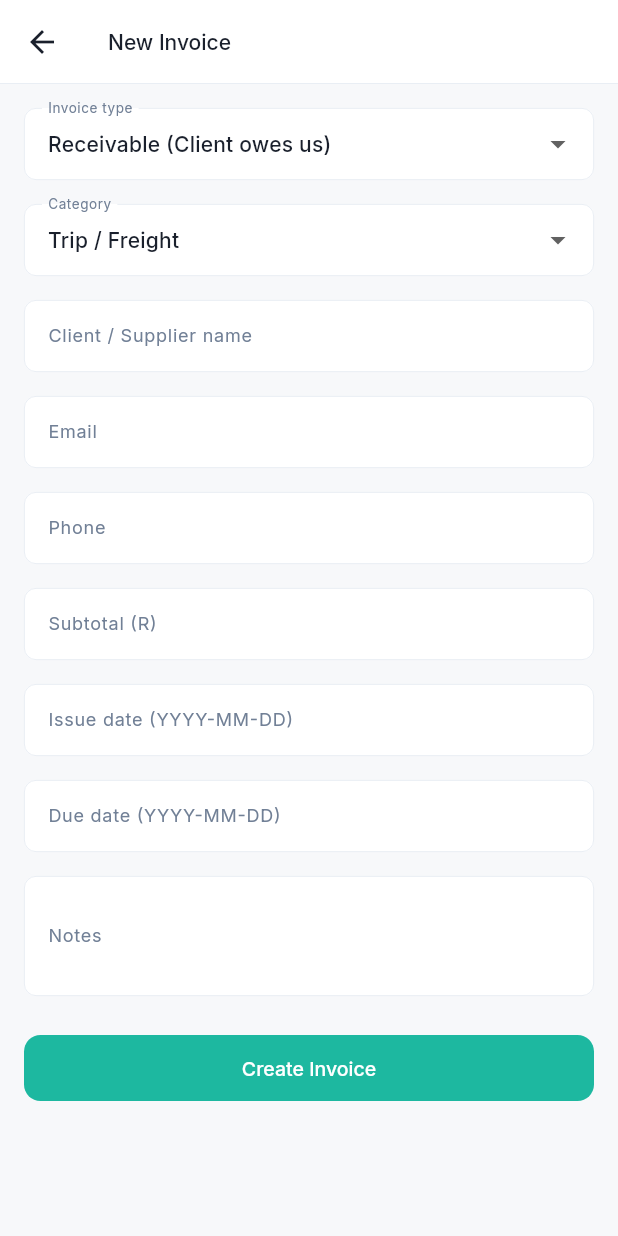
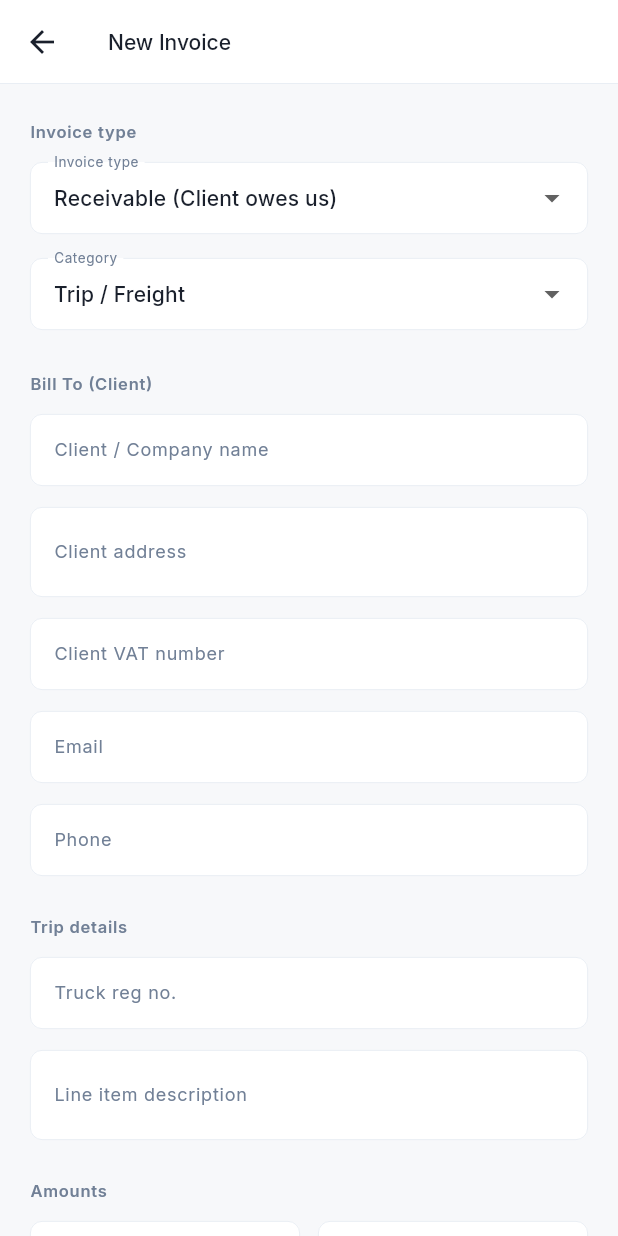
Before and after one commit to MelzaSibanda/Fleetara, a Flutter app: the AddInvoicePage screen opened by its route, on a phone screen of 412 x 824 dp. Run offline on Flutter 3.47's test engine with Material 3 defaults, Android fonts, the phone set to English and light mode, and no system bars; our stand-ins replace cloud_firestore, dio, equatable, firebase_auth, firebase_core, flutter_bloc and 4 more; missing offline and left inert: dart:js_interop; accounts and stored records are empty.

Commit message:
Add tax invoice preview matching Noko Tau format
Backend:
- Invoice model: add quantity, rate, description, truck_reg, party_vat fields
- Auto-calculate subtotal from quantity * rate on save
- CompanyProfile model (singleton): name, reg_no, vat_no, address, bank details
- CompanyProfileView GET/PUT at /invoices/company-profile/
- Migration 0003

Flutter:
- add_invoice_page: new fields (qty, rate, description, truck reg, client
  address, client VAT, date pickers, auto-calculate subtotal)
- invoice_preview_page: full Tax Invoice layout matching PDF reference
  (logo header, Bill To, line items table, totals, bank details, Print button)
- invoices_page: tap row to open invoice preview
- app_router: /invoices/:id route

Company profile pre-seeded with Noko Tau Engineering & Projects details.

Co-Authored-By: Claude Sonnet 4.6 <noreply@anthropic.com>

```diff
--- a/flutter_app/fleet_app/lib/core/utils/service_locator.dart
+++ b/flutter_app/fleet_app/lib/core/utils/service_locator.dart
@@ -5,6 +5,7 @@ import '../../features/driver/data/datasources/driver_datasource.dart';
 import '../../features/driver/presentation/bloc/driver_home_bloc.dart';
 import '../../features/driver/presentation/bloc/inspection_bloc.dart';
 import '../../features/vehicles/presentation/bloc/vehicle_bloc.dart';
+import '../network/api_client.dart';
 import '../services/firestore_service.dart';
 
 final GetIt sl = GetIt.instance;
@@ -12,10 +13,11 @@ final GetIt sl = GetIt.instance;
 void setupServiceLocator() {
   // Core
   sl.registerLazySingleton<FirestoreService>(() => FirestoreService());
+  sl.registerLazySingleton<ApiClient>(() => ApiClient());
 
   // Auth
   sl.registerLazySingleton<AuthRemoteDataSource>(
-    () => AuthRemoteDataSource(sl<FirestoreService>()),
+    () => AuthRemoteDataSource(sl<FirestoreService>(), sl<ApiClient>()),
   );
   sl.registerFactory<AuthBloc>(
     () => AuthBloc(sl<AuthRemoteDataSource>()),
--- a/flutter_app/fleet_app/lib/features/invoices/presentation/pages/add_invoice_page.dart
+++ b/flutter_app/fleet_app/lib/features/invoices/presentation/pages/add_invoice_page.dart
@@ -2,8 +2,7 @@ import 'package:flutter/material.dart';
 import 'package:go_router/go_router.dart';
 import '../../../../core/theme/app_theme.dart';
 import '../../../../core/utils/service_locator.dart';
-import '../../../../core/services/firestore_service.dart';
-import '../../../../core/utils/responsive.dart';
+import '../../../../core/network/api_client.dart';
 
 class AddInvoicePage extends StatefulWidget {
   const AddInvoicePage({super.key});
@@ -11,52 +10,85 @@ class AddInvoicePage extends StatefulWidget {
 }
 
 class _AddInvoicePageState extends State<AddInvoicePage> {
-  final _formKey    = GlobalKey<FormState>();
-  bool  _loading    = false;
-  String _type      = 'receivable';
-  String _category  = 'trip';
-  final _fs = sl<FirestoreService>();
+  final _formKey   = GlobalKey<FormState>();
+  bool  _loading   = false;
+  String _type     = 'receivable';
+  String _category = 'trip';
 
   final _partyCtrl     = TextEditingController();
+  final _partyAddrCtrl = TextEditingController();
+  final _partyVatCtrl  = TextEditingController();
   final _emailCtrl     = TextEditingController();
   final _phoneCtrl     = TextEditingController();
+  final _truckRegCtrl  = TextEditingController();
+  final _descCtrl      = TextEditingController();
+  final _qtyCtrl       = TextEditingController();
+  final _rateCtrl      = TextEditingController();
   final _subtotalCtrl  = TextEditingController();
+  final _taxPctCtrl    = TextEditingController(text: '0');
   final _issueDateCtrl = TextEditingController();
   final _dueDateCtrl   = TextEditingController();
   final _notesCtrl     = TextEditingController();
 
   @override
   void dispose() {
-    _partyCtrl.dispose();    _emailCtrl.dispose();  _phoneCtrl.dispose();
-    _subtotalCtrl.dispose(); _issueDateCtrl.dispose(); _dueDateCtrl.dispose();
-    _notesCtrl.dispose();
+    for (final c in [_partyCtrl, _partyAddrCtrl, _partyVatCtrl, _emailCtrl,
+        _phoneCtrl, _truckRegCtrl, _descCtrl, _qtyCtrl, _rateCtrl,
+        _subtotalCtrl, _taxPctCtrl, _issueDateCtrl, _dueDateCtrl, _notesCtrl]) {
+      c.dispose();
+    }
     super.dispose();
   }
 
-  String _generateInvoiceNumber() {
-    final now = DateTime.now();
-    return 'INV-${now.year}${now.month.toString().padLeft(2,'0')}${now.millisecond}';
+  void _recalcSubtotal() {
+    final qty  = double.tryParse(_qtyCtrl.text)  ?? 0;
+    final rate = double.tryParse(_rateCtrl.text) ?? 0;
+    if (qty > 0 && rate > 0) {
+      _subtotalCtrl.text = (qty * rate).toStringAsFixed(2);
+    }
+  }
+
+  Future<void> _pickDate(TextEditingController ctrl) async {
+    final d = await showDatePicker(
+      context: context,
+      initialDate: DateTime.now(),
+      firstDate: DateTime(2020),
+      lastDate: DateTime(2030),
+      builder: (ctx, child) => Theme(
+        data: Theme.of(ctx).copyWith(
+          colorScheme: const ColorScheme.light(primary: AppTheme.primary)),
+        child: child!,
+      ),
+    );
+    if (d != null) {
+      ctrl.text = '${d.year}-${d.month.toString().padLeft(2, '0')}-${d.day.toString().padLeft(2, '0')}';
+    }
   }
 
   Future<void> _submit() async {
     if (!_formKey.currentState!.validate()) return;
     setState(() => _loading = true);
     try {
-      final subtotal = double.parse(_subtotalCtrl.text);
-      await _fs.db.collection('invoices').add({
-        'invoice_number': _generateInvoiceNumber(),
-        'invoice_type':   _type,
-        'category':       _category,
-        'party_name':     _partyCtrl.text.trim(),
-        'party_email':    _emailCtrl.text.trim(),
-        'party_phone':    _phoneCtrl.text.trim(),
-        'subtotal':       subtotal,
-        'total':          subtotal,
-        'issue_date':     _issueDateCtrl.text.trim(),
-        'due_date':       _dueDateCtrl.text.trim(),
-        'notes':          _notesCtrl.text.trim(),
-        'status':         'draft',
-        'created_at':     DateTime.now().toIso8601String(),
+      final qty  = double.tryParse(_qtyCtrl.text);
+      final rate = double.tryParse(_rateCtrl.text);
+      await sl<ApiClient>().dio.post('/invoices/', data: {
+        'invoice_type':  _type,
+        'category':      _category,
+        'party_name':    _partyCtrl.text.trim(),
+        'party_address': _partyAddrCtrl.text.trim(),
+        'party_vat':     _partyVatCtrl.text.trim(),
+        'party_email':   _emailCtrl.text.trim(),
+        'party_phone':   _phoneCtrl.text.trim(),
+        'truck_reg':     _truckRegCtrl.text.trim(),
+        'description':   _descCtrl.text.trim(),
+        if (qty != null)  'quantity': qty,
+        if (rate != null) 'rate': rate,
+        'subtotal':      double.tryParse(_subtotalCtrl.text) ?? 0,
+        'tax_percent':   double.tryParse(_taxPctCtrl.text) ?? 0,
+        'issue_date':    _issueDateCtrl.text.trim(),
+        'due_date':      _dueDateCtrl.text.trim(),
+        'notes':         _notesCtrl.text.trim(),
+        'status':        'draft',
       });
       if (mounted) {
         ScaffoldMessenger.of(context).showSnackBar(const SnackBar(
@@ -87,16 +119,15 @@ class _AddInvoicePageState extends State<AddInvoicePage> {
         ),
       ),
       body: SingleChildScrollView(
-        padding: Responsive.pagePadding(context),
+        padding: const EdgeInsets.all(20),
         child: Center(
           child: ConstrainedBox(
-            constraints: const BoxConstraints(maxWidth: 600),
+            constraints: const BoxConstraints(maxWidth: 640),
             child: Form(
               key: _formKey,
               child: Column(crossAxisAlignment: CrossAxisAlignment.start, children: [
-                Padding(
-                  padding: const EdgeInsets.only(bottom: 16),
-                  child: DropdownButtonFormField<String>(
+                _section('Invoice type'),
+                DropdownButtonFormField<String>(
                   initialValue: _type,
                   decoration: const InputDecoration(labelText: 'Invoice type'),
                   items: const [
@@ -105,10 +136,8 @@ class _AddInvoicePageState extends State<AddInvoicePage> {
                   ],
                   onChanged: (v) => setState(() => _type = v!),
                 ),
-                ),
-                Padding(
-                  padding: const EdgeInsets.only(bottom: 16),
-                  child: DropdownButtonFormField<String>(
+                const SizedBox(height: 16),
+                DropdownButtonFormField<String>(
                   initialValue: _category,
                   decoration: const InputDecoration(labelText: 'Category'),
                   items: const [
@@ -121,22 +150,42 @@ class _AddInvoicePageState extends State<AddInvoicePage> {
                   ],
                   onChanged: (v) => setState(() => _category = v!),
                 ),
-                ),
-                _field(_partyCtrl,     'Client / Supplier name'),
-                _field(_emailCtrl,     'Email',                  required: false),
-                _field(_phoneCtrl,     'Phone',                  required: false),
-                _field(_subtotalCtrl,  'Subtotal (R)',           isNum: true),
-                _field(_issueDateCtrl, 'Issue date (YYYY-MM-DD)'),
-                _field(_dueDateCtrl,   'Due date (YYYY-MM-DD)'),
-                Padding(
-                  padding: const EdgeInsets.only(bottom: 16),
-                  child: TextFormField(
-                    controller: _notesCtrl,
-                    maxLines: 3,
-                    decoration: const InputDecoration(labelText: 'Notes'),
-                  ),
-                ),
+                const SizedBox(height: 24),
+
+                _section('Bill To (Client)'),
+                _field(_partyCtrl,    'Client / Company name'),
+                _field(_partyAddrCtrl,'Client address',       required: false, lines: 2),
+                _field(_partyVatCtrl, 'Client VAT number',    required: false),
+                _field(_emailCtrl,    'Email',                required: false),
+                _field(_phoneCtrl,    'Phone',                required: false),
                 const SizedBox(height: 8),
+
+                _section('Trip details'),
+                _field(_truckRegCtrl, 'Truck reg no.', required: false),
+                _field(_descCtrl,     'Line item description', required: false, lines: 2),
+                const SizedBox(height: 8),
+
+                _section('Amounts'),
+                Row(children: [
+                  Expanded(child: _field(_qtyCtrl,  'Qty (loads)',  isNum: true, required: false,
+                    onChanged: (_) => setState(_recalcSubtotal))),
+                  const SizedBox(width: 12),
+                  Expanded(child: _field(_rateCtrl, 'Rate (R)',     isNum: true, required: false,
+                    onChanged: (_) => setState(_recalcSubtotal))),
+                ]),
+                _field(_subtotalCtrl, 'Subtotal (R)', isNum: true),
+                _field(_taxPctCtrl,   'VAT % (0 if zero-rated)', isNum: true),
+                const SizedBox(height: 8),
+
+                _section('Dates'),
+                _datePicker(_issueDateCtrl, 'Issue date'),
+                _datePicker(_dueDateCtrl,   'Due date'),
+                const SizedBox(height: 8),
+
+                _section('Notes'),
+                _field(_notesCtrl, 'Special notes / instructions', required: false, lines: 3),
+                const SizedBox(height: 16),
+
                 ElevatedButton(
                   onPressed: _loading ? null : _submit,
                   child: _loading
@@ -144,6 +193,7 @@ class _AddInvoicePageState extends State<AddInvoicePage> {
                         child: CircularProgressIndicator(color: Colors.white, strokeWidth: 2))
                     : const Text('Create Invoice'),
                 ),
+                const SizedBox(height: 32),
               ]),
             ),
           ),
@@ -152,16 +202,41 @@ class _AddInvoicePageState extends State<AddInvoicePage> {
     );
   }
 
-  Widget _field(TextEditingController ctrl, String label,
-      {bool isNum = false, bool required = true}) {
+  Widget _section(String title) => Padding(
+    padding: const EdgeInsets.only(bottom: 12, top: 4),
+    child: Text(title, style: const TextStyle(
+      fontSize: 11, fontWeight: FontWeight.w600,
+      color: AppTheme.textMuted, letterSpacing: 0.5)),
+  );
+
+  Widget _field(TextEditingController ctrl, String label, {
+    bool isNum = false, bool required = true, int lines = 1,
+    void Function(String)? onChanged,
+  }) {
     return Padding(
-      padding: const EdgeInsets.only(bottom: 16),
+      padding: const EdgeInsets.only(bottom: 14),
       child: TextFormField(
         controller: ctrl,
         keyboardType: isNum ? TextInputType.number : TextInputType.text,
+        maxLines: lines,
         decoration: InputDecoration(labelText: label),
+        onChanged: onChanged,
         validator: required ? (v) => v == null || v.isEmpty ? 'Required' : null : null,
       ),
     );
   }
+
+  Widget _datePicker(TextEditingController ctrl, String label) => Padding(
+    padding: const EdgeInsets.only(bottom: 14),
+    child: TextFormField(
+      controller: ctrl,
+      readOnly: true,
+      onTap: () => _pickDate(ctrl),
+      decoration: InputDecoration(
+        labelText: label,
+        suffixIcon: const Icon(Icons.calendar_today, size: 16),
+      ),
+      validator: (v) => v == null || v.isEmpty ? 'Required' : null,
+    ),
+  );
 }
--- a/flutter_app/fleet_app/pubspec.yaml
+++ b/flutter_app/fleet_app/pubspec.yaml
@@ -47,6 +47,9 @@ dependencies:
 
   # Dependency injection
   get_it: ^7.6.7
+
+  # HTTP client
+  dio: ^5.7.0
 
   # Local storage
   shared_preferences: ^2.2.2
```
Also changed, not shown: flutter_app/fleet_app/lib/core/network/api_client.dart (+44 -1 lines), flutter_app/fleet_app/lib/core/utils/app_router.dart (+9 -3 lines), flutter_app/fleet_app/lib/features/auth/data/datasources/auth_remote_datasource.dart (+37 -6 lines), flutter_app/fleet_app/lib/features/invoices/presentation/pages/invoice_preview_page.dart (added, +371 -0 lines), flutter_app/fleet_app/lib/features/invoices/presentation/pages/invoices_page.dart (+13 -12 lines), 5 other files. Lines whose indentation alone changed are shown as unchanged.
